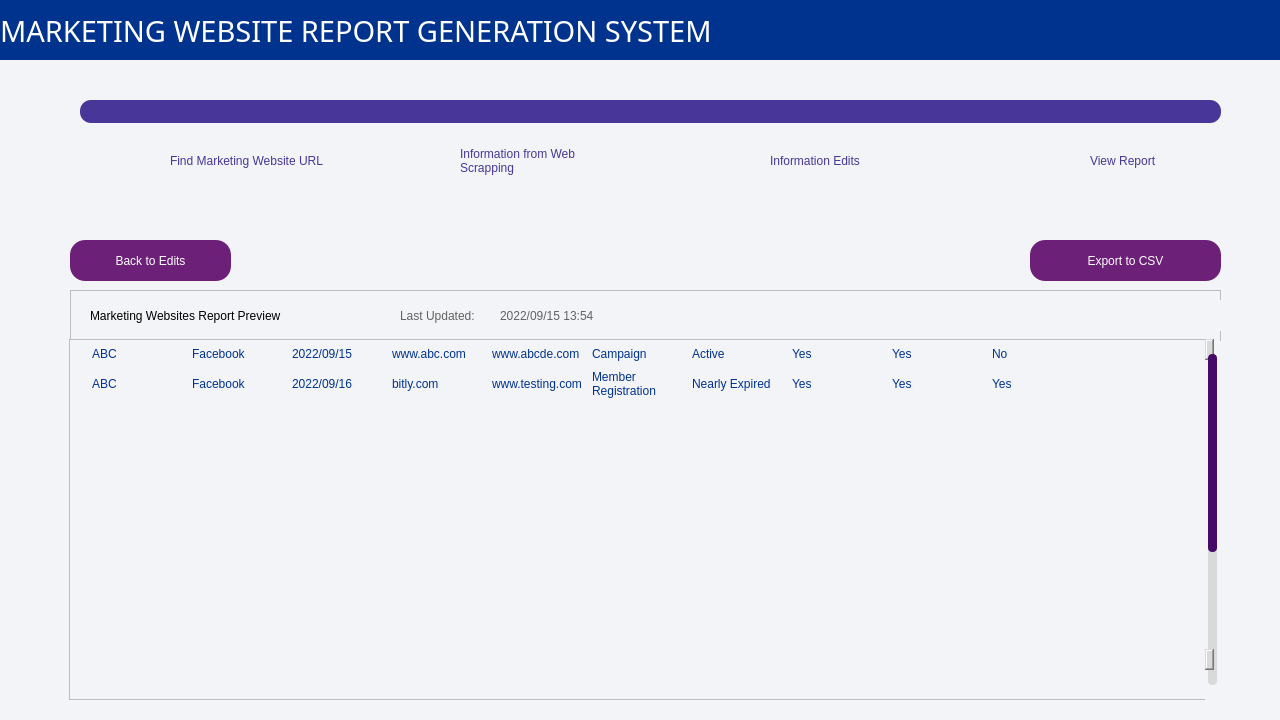
hayleywhsham/ISOM4400_FYP, file MainPageUI.ui: the form before one commit.
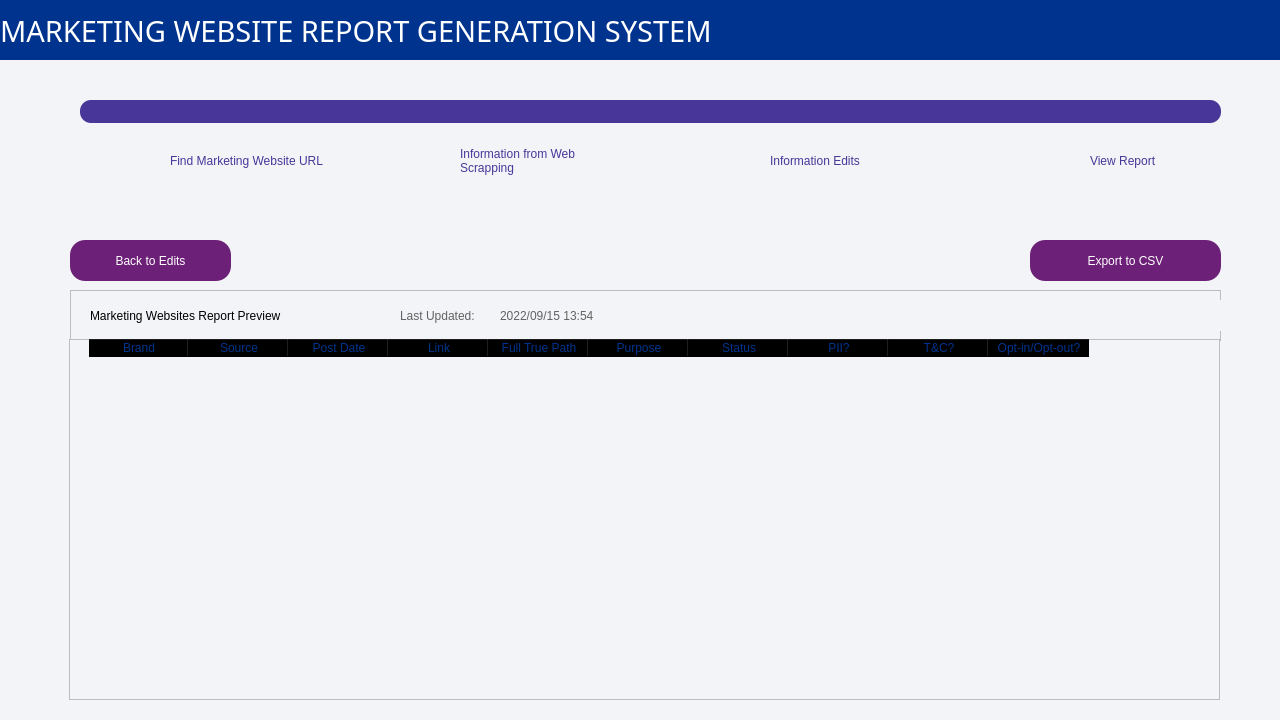
The form after the commit. The open tabs and pages were chosen to show the change. Icons and pictures are not drawn.

```diff
--- a/MainPageUI.ui
+++ b/MainPageUI.ui
@@ -3510,7 +3510,7 @@
          <bool>false</bool>
         </property>
         <attribute name="horizontalHeaderVisible">
-         <bool>false</bool>
+         <bool>true</bool>
         </attribute>
         <attribute name="horizontalHeaderCascadingSectionResizes">
          <bool>true</bool>
@@ -3525,111 +3525,11 @@
          <bool>false</bool>
         </attribute>
         <attribute name="verticalHeaderVisible">
-         <bool>false</bool>
+         <bool>true</bool>
         </attribute>
         <attribute name="verticalHeaderCascadingSectionResizes">
          <bool>false</bool>
         </attribute>
-        <row>
-         <property name="text">
-          <string>1</string>
-         </property>
-        </row>
-        <row>
-         <property name="text">
-          <string>2</string>
-         </property>
-        </row>
-        <row>
-         <property name="text">
-          <string>3</string>
-         </property>
-        </row>
-        <row>
-         <property name="text">
-          <string>4</string>
-         </property>
-        </row>
-        <row>
-         <property name="text">
-          <string>5</string>
-         </property>
-        </row>
-        <row>
-         <property name="text">
-          <string>6</string>
-         </property>
-        </row>
-        <row>
-         <property name="text">
-          <string>7</string>
-         </property>
-        </row>
-        <row>
-         <property name="text">
-          <string>8</string>
-         </property>
-        </row>
-        <row>
-         <property name="text">
-          <string>9</string>
-         </property>
-        </row>
-        <row>
-         <property name="text">
-          <string>10</string>
-         </property>
-        </row>
-        <row>
-         <property name="text">
-          <string>11</string>
-         </property>
-        </row>
-        <row>
-         <property name="text">
-          <string>12</string>
-         </property>
-        </row>
-        <row>
-         <property name="text">
-          <string>13</string>
-         </property>
-        </row>
-        <row>
-         <property name="text">
-          <string>14</string>
-         </property>
-        </row>
-        <row>
-         <property name="text">
-          <string>15</string>
-         </property>
-        </row>
-        <row>
-         <property name="text">
-          <string>16</string>
-         </property>
-        </row>
-        <row>
-         <property name="text">
-          <string>17</string>
-         </property>
-        </row>
-        <row>
-         <property name="text">
-          <string>18</string>
-         </property>
-        </row>
-        <row>
-         <property name="text">
-          <string>19</string>
-         </property>
-        </row>
-        <row>
-         <property name="text">
-          <string>20</string>
-         </property>
-        </row>
         <column>
          <property name="text">
           <string>Brand</string>
@@ -3694,106 +3594,6 @@
           <string>Opt-in/Opt-out?</string>
          </property>
         </column>
-        <item row="0" column="0">
-         <property name="text">
-          <string>ABC</string>
-         </property>
-        </item>
-        <item row="0" column="1">
-         <property name="text">
-          <string>Facebook</string>
-         </property>
-        </item>
-        <item row="0" column="2">
-         <property name="text">
-          <string>2022/09/15</string>
-         </property>
-        </item>
-        <item row="0" column="3">
-         <property name="text">
-          <string>www.abc.com</string>
-         </property>
-        </item>
-        <item row="0" column="4">
-         <property name="text">
-          <string>www.abcde.com</string>
-         </property>
-        </item>
-        <item row="0" column="5">
-         <property name="text">
-          <string>Campaign</string>
-         </property>
-        </item>
-        <item row="0" column="6">
-         <property name="text">
-          <string>Active</string>
-         </property>
-        </item>
-        <item row="0" column="7">
-         <property name="text">
-          <string>Yes</string>
-         </property>
-        </item>
-        <item row="0" column="8">
-         <property name="text">
-          <string>Yes</string>
-         </property>
-        </item>
-        <item row="0" column="9">
-         <property name="text">
-          <string>No</string>
-         </property>
-        </item>
-        <item row="1" column="0">
-         <property name="text">
-          <string>ABC</string>
-         </property>
-        </item>
-        <item row="1" column="1">
-         <property name="text">
-          <string>Facebook</string>
-         </property>
-        </item>
-        <item row="1" column="2">
-         <property name="text">
-          <string>2022/09/16</string>
-         </property>
-        </item>
-        <item row="1" column="3">
-         <property name="text">
-          <string>bitly.com</string>
-         </property>
-        </item>
-        <item row="1" column="4">
-         <property name="text">
-          <string>www.testing.com</string>
-         </property>
-        </item>
-        <item row="1" column="5">
-         <property name="text">
-          <string>Member Registration</string>
-         </property>
-        </item>
-        <item row="1" column="6">
-         <property name="text">
-          <string>Nearly Expired</string>
-         </property>
-        </item>
-        <item row="1" column="7">
-         <property name="text">
-          <string>Yes</string>
-         </property>
-        </item>
-        <item row="1" column="8">
-         <property name="text">
-          <string>Yes</string>
-         </property>
-        </item>
-        <item row="1" column="9">
-         <property name="text">
-          <string>Yes</string>
-         </property>
-        </item>
        </widget>
       </widget>
       <widget class="QPushButton" name="button_report_page_back_edits">
```
Left out of the diff: 4 changed lines with no effect on the pictures.
